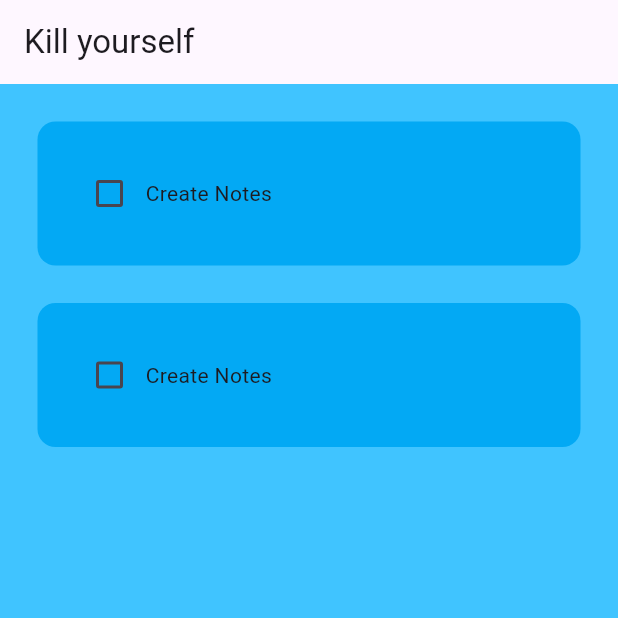
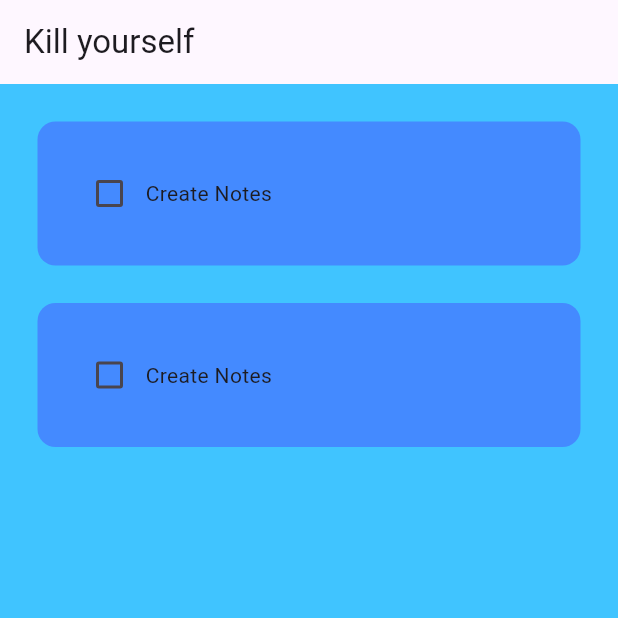
Before and after one commit to ForcesR2N/notes_app, a Flutter app: the screen it shows after launch, on a phone screen of 412 x 824 dp, the top half of it. Run offline on Flutter 3.47's test engine with Material 3 defaults, Android fonts, the phone set to English and light mode, and no system bars.

Commit message:
test avd

```diff
--- a/lib/util/todo_body.dart
+++ b/lib/util/todo_body.dart
@@ -19,7 +19,7 @@ class TodoBody extends StatelessWidget {
       child: Container(
         padding: EdgeInsets.all(24),
         decoration: BoxDecoration(
-            color: Colors.lightBlue, borderRadius: BorderRadius.circular(12)),
+            color: Colors.blueAccent, borderRadius: BorderRadius.circular(12)),
         child: Row(
           children: [
             Checkbox(
```
